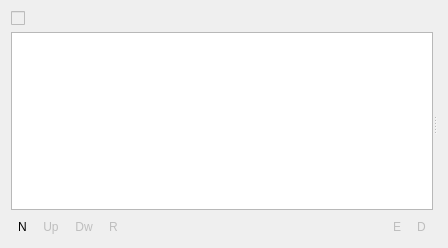
The window that src/widgets/effectstack_ui.ui (KDE/kdenlive) describes before a commit, drawn with Qt 5.
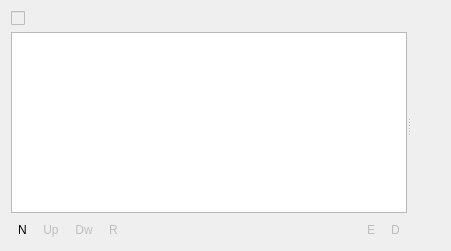
The same window after the commit. Custom widgets are drawn as their Qt base class.

Commit message: Use label at the bottom of the effect stack instead of tooltips for showing parameter comments: http://kdenlive.org/mantis/view.php?id=1939

The edit to the form file:
```diff
--- a/src/widgets/effectstack_ui.ui
+++ b/src/widgets/effectstack_ui.ui
@@ -6,8 +6,8 @@
    <rect>
     <x>0</x>
     <y>0</y>
-    <width>448</width>
-    <height>248</height>
+    <width>451</width>
+    <height>251</height>
    </rect>
   </property>
   <property name="sizePolicy">
@@ -159,17 +159,36 @@
       </layout>
      </widget>
      <widget class="QWidget" name="layoutWidget_2">
-      <layout class="QVBoxLayout" name="frame_layout">
-       <item>
+      <layout class="QGridLayout" name="layoutEdit">
+       <item row="0" column="0" colspan="3">
         <widget class="QFrame" name="frame">
          <property name="sizePolicy">
-          <sizepolicy hsizetype="Expanding" vsizetype="MinimumExpanding">
+          <sizepolicy hsizetype="Expanding" vsizetype="Minimum">
            <horstretch>0</horstretch>
            <verstretch>0</verstretch>
           </sizepolicy>
          </property>
         </widget>
        </item>
+       <item row="1" column="1">
+        <widget class="QLabel" name="labelComment">
+         <property name="sizePolicy">
+          <sizepolicy hsizetype="MinimumExpanding" vsizetype="Preferred">
+           <horstretch>0</horstretch>
+           <verstretch>0</verstretch>
+          </sizepolicy>
+         </property>
+         <property name="text">
+          <string/>
+         </property>
+         <property name="alignment">
+          <set>Qt::AlignLeading|Qt::AlignLeft|Qt::AlignTop</set>
+         </property>
+         <property name="wordWrap">
+          <bool>true</bool>
+         </property>
+        </widget>
+       </item>
       </layout>
      </widget>
     </widget>
```
The commit also changes 8 other files.
